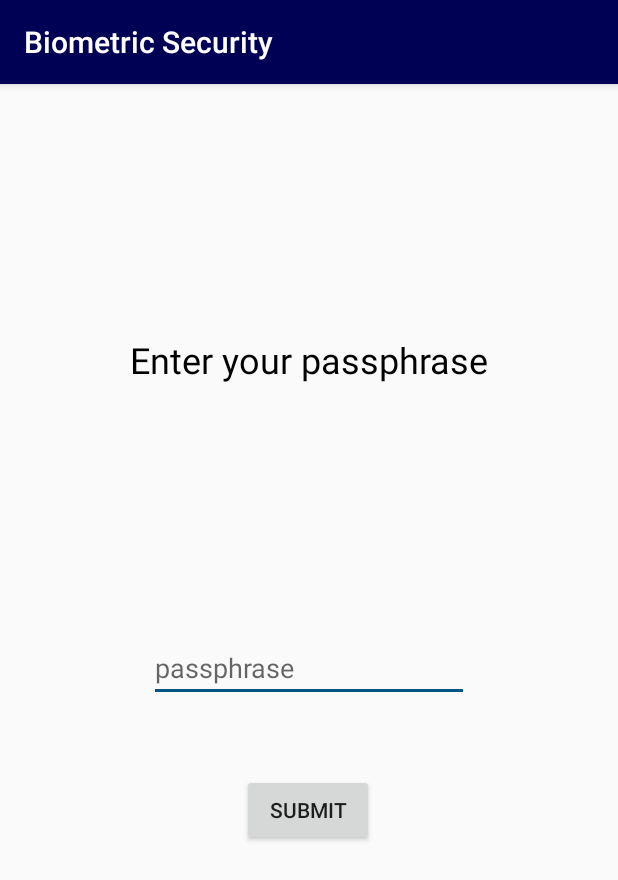
After one commit to Zareth-alpha/Brown_Woodruff-Biometric_Security, an Android app: the PassphraseActivity screen opened directly, with no data from a screen before it, on a phone screen of 412 x 824 dp. The commit adds this screen. Shown: the top 880 px of the screen. Run offline under Robolectric (Android 15) with nearby library versions, the phone set to English and light mode, and no system bars; Roboto replaces fonts that are not available here.

Commit message:
Jonathan Brown - 2/21/2020 Added a passphrase activity. Still working on having file i/o for saving those authenticative actions.
Signed-off-by: Kuradag <j.z.r.brown@asu.edu>

```diff
--- a/Biometric Security/BiometricSecurity2/app/src/main/AndroidManifest.xml
+++ b/Biometric Security/BiometricSecurity2/app/src/main/AndroidManifest.xml
@@ -12,7 +12,8 @@
         android:roundIcon="@mipmap/ic_launcher_round"
         android:supportsRtl="true"
         android:theme="@style/AppTheme">
-        <activity android:name=".FirstConfig"></activity>
+        <activity android:name=".PassphraseActivity"></activity>
+        <activity android:name=".FirstConfig" />
         <activity android:name=".About_Page" />
         <activity
             android:name=".MainActivity"
--- a/Biometric Security/BiometricSecurity2/app/src/main/java/com/brownwoodruff/biometricsecurity/FirstConfig.java
+++ b/Biometric Security/BiometricSecurity2/app/src/main/java/com/brownwoodruff/biometricsecurity/FirstConfig.java
@@ -16,6 +16,8 @@ public class FirstConfig extends AppCompatActivity {
     protected void onCreate(Bundle savedInstanceState) {
         super.onCreate(savedInstanceState);
         setContentView(R.layout.activity_first_config);
+
+        /*read from a saved file if there is one!*/
 
         // initiate view's
         //https://abhiandroid.com/ui/switch
@@ -103,6 +105,7 @@ public class FirstConfig extends AppCompatActivity {
                         @Override
                         public void onClick(DialogInterface dialog, int which) {
                             Toast.makeText(FirstConfig.this, "Settings Saved", Toast.LENGTH_LONG).show();
+                            /*Here the settings need to be saved!*/
                             finish();
                         }
                     });
--- a/Biometric Security/BiometricSecurity2/app/src/main/java/com/brownwoodruff/biometricsecurity/MainActivity.java
+++ b/Biometric Security/BiometricSecurity2/app/src/main/java/com/brownwoodruff/biometricsecurity/MainActivity.java
@@ -25,7 +25,9 @@ public class MainActivity extends AppCompatActivity {
         }
 
         //check if there are any saved configurations.
-        //initial configurations
+            //initial configurations
+            //or load the first of up to 5 authentication prompts.
+    //https://proandroiddev.com/5-steps-to-implement-biometric-authentication-in-android-dbeb825aeee8
 
 
     @Override
--- /dev/null
+++ b/Biometric Security/BiometricSecurity2/app/src/main/java/com/brownwoodruff/biometricsecurity/PassphraseActivity.java
@@ -0,0 +1,14 @@
+package com.brownwoodruff.biometricsecurity;
+
+import androidx.appcompat.app.AppCompatActivity;
+
+import android.os.Bundle;
+
+public class PassphraseActivity extends AppCompatActivity {
+
+    @Override
+    protected void onCreate(Bundle savedInstanceState) {
+        super.onCreate(savedInstanceState);
+        setContentView(R.layout.activity_passphrase);
+    }
+}
--- /dev/null
+++ b/Biometric Security/BiometricSecurity2/app/src/main/res/layout-v26/activity_passphrase.xml
@@ -0,0 +1,44 @@
+<?xml version="1.0" encoding="utf-8"?>
+<androidx.constraintlayout.widget.ConstraintLayout xmlns:android="http://schemas.android.com/apk/res/android"
+    xmlns:app="http://schemas.android.com/apk/res-auto"
+    xmlns:tools="http://schemas.android.com/tools"
+    android:layout_width="match_parent"
+    android:layout_height="match_parent"
+    tools:context=".PassphraseActivity">
+
+    <EditText
+        android:id="@+id/editText"
+        android:layout_width="wrap_content"
+        android:layout_height="wrap_content"
+        android:layout_marginBottom="48dp"
+        android:ems="10"
+        android:hint="@string/passphrase"
+        android:inputType="textPassword"
+        app:layout_constraintBottom_toTopOf="@+id/button"
+        app:layout_constraintEnd_toEndOf="parent"
+        app:layout_constraintStart_toStartOf="parent"
+        android:autofillHints="" />
+
+    <TextView
+        android:id="@+id/phassActivityTitle"
+        android:layout_width="wrap_content"
+        android:layout_height="wrap_content"
+        android:text="@string/enter_your_passphrase"
+        android:textColor="#000000"
+        android:textSize="24sp"
+        app:layout_constraintBottom_toTopOf="@+id/editText"
+        app:layout_constraintEnd_toEndOf="parent"
+        app:layout_constraintStart_toStartOf="parent"
+        app:layout_constraintTop_toTopOf="parent" />
+
+    <Button
+        android:id="@+id/button"
+        android:layout_width="wrap_content"
+        android:layout_height="wrap_content"
+        android:layout_marginBottom="260dp"
+        android:text="@string/submit"
+        app:layout_constraintBottom_toBottomOf="parent"
+        app:layout_constraintEnd_toEndOf="parent"
+        app:layout_constraintHorizontal_bias="0.498"
+        app:layout_constraintStart_toStartOf="parent" />
+</androidx.constraintlayout.widget.ConstraintLayout>
--- a/Biometric Security/BiometricSecurity2/app/src/main/res/layout/activity_first_config.xml
+++ b/Biometric Security/BiometricSecurity2/app/src/main/res/layout/activity_first_config.xml
@@ -39,7 +39,7 @@
         android:background="#FF5722"
         android:text="@string/switchFirefox"
         android:textStyle="bold"
-        android:hint="This requires KeePassXC Database to remain on."
+        android:hint="@string/this_requires_keepassxc_database_to_remain_on"
         app:layout_constraintEnd_toEndOf="parent"
         app:layout_constraintStart_toStartOf="parent"
         app:layout_constraintTop_toBottomOf="@+id/KeePassXCSwitch" />
@@ -86,7 +86,7 @@
         android:background="#FF9800"
         android:switchPadding="?attr/actionBarSize"
         android:text="@string/pinSwitch"
-        android:hint="This is the weakest form of authentication, when used alone."
+        android:hint="@string/this_is_the_weakest_form_of_authentication_when_used_alone"
         app:layout_constraintEnd_toEndOf="parent"
         app:layout_constraintHorizontal_bias="0.0"
         app:layout_constraintStart_toStartOf="parent"
--- /dev/null
+++ b/Biometric Security/BiometricSecurity2/app/src/main/res/layout/activity_passphrase.xml
@@ -0,0 +1,59 @@
+<?xml version="1.0" encoding="utf-8"?>
+<androidx.constraintlayout.widget.ConstraintLayout xmlns:android="http://schemas.android.com/apk/res/android"
+    xmlns:app="http://schemas.android.com/apk/res-auto"
+    xmlns:tools="http://schemas.android.com/tools"
+    android:layout_width="match_parent"
+    android:layout_height="match_parent"
+    tools:context=".PassphraseActivity">
+
+    <ImageView
+        android:id="@+id/backgroundPassphrase"
+        android:layout_width="match_parent"
+        android:layout_height="match_parent"
+        android:background="#62BEC2"
+        android:contentDescription="@string/backgroundimage"
+        android:scaleType="centerCrop"
+        app:srcCompat="@drawable/back2"
+        tools:layout_editor_absoluteX="-46dp"
+        tools:layout_editor_absoluteY="-76dp" />
+
+    <EditText
+        android:id="@+id/editText"
+        android:layout_width="wrap_content"
+        android:layout_height="wrap_content"
+        android:layout_marginBottom="48dp"
+        android:autofillHints=""
+        android:background="#03A9F4"
+        android:ems="10"
+        android:hint="@string/passphrase"
+        android:inputType="textPassword"
+        app:layout_constraintBottom_toTopOf="@+id/button"
+        app:layout_constraintEnd_toEndOf="parent"
+        app:layout_constraintStart_toStartOf="parent" tools:targetApi="o" />
+
+    <TextView
+        android:id="@+id/phassActivityTitle"
+        android:layout_width="wrap_content"
+        android:layout_height="wrap_content"
+        android:background="#03A9F4"
+        android:text="@string/enter_your_passphrase"
+        android:textColor="#000000"
+        android:textSize="24sp"
+        app:layout_constraintBottom_toTopOf="@+id/editText"
+        app:layout_constraintEnd_toEndOf="parent"
+        app:layout_constraintStart_toStartOf="parent"
+        app:layout_constraintTop_toTopOf="parent" />
+
+    <Button
+        android:id="@+id/button"
+        android:layout_width="wrap_content"
+        android:layout_height="wrap_content"
+        android:layout_marginBottom="260dp"
+        android:background="#2196F3"
+        android:text="@string/submit"
+        app:layout_constraintBottom_toBottomOf="parent"
+        app:layout_constraintEnd_toEndOf="parent"
+        app:layout_constraintHorizontal_bias="0.498"
+        app:layout_constraintStart_toStartOf="parent" />
+
+</androidx.constraintlayout.widget.ConstraintLayout>
--- a/Biometric Security/BiometricSecurity2/app/src/main/res/values/strings.xml
+++ b/Biometric Security/BiometricSecurity2/app/src/main/res/values/strings.xml
@@ -22,5 +22,11 @@
     <string name="faceSwitch">Facial Recognition</string>
     <string name="fingerSwitch">Fingerprint</string>
     <string name="saveSettings">save</string>
+    <string name="passphrase">passphrase</string>
+    <string name="enter_your_passphrase">Enter your passphrase</string>
+    <string name="submit">Submit</string>
+    <string name="backgroundimage">backgroundImage</string>
+    <string name="this_requires_keepassxc_database_to_remain_on">This requires KeePassXC Database to remain on.</string>
+    <string name="this_is_the_weakest_form_of_authentication_when_used_alone">This is the weakest form of authentication, when used alone.</string>
 
 </resources>
```
